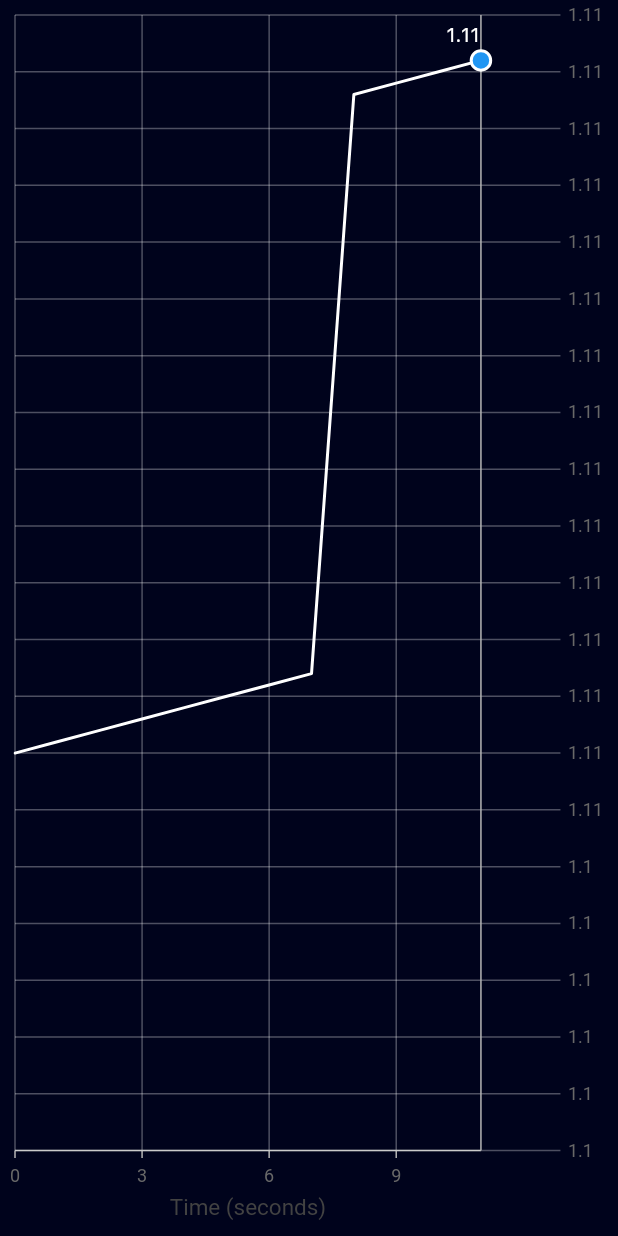
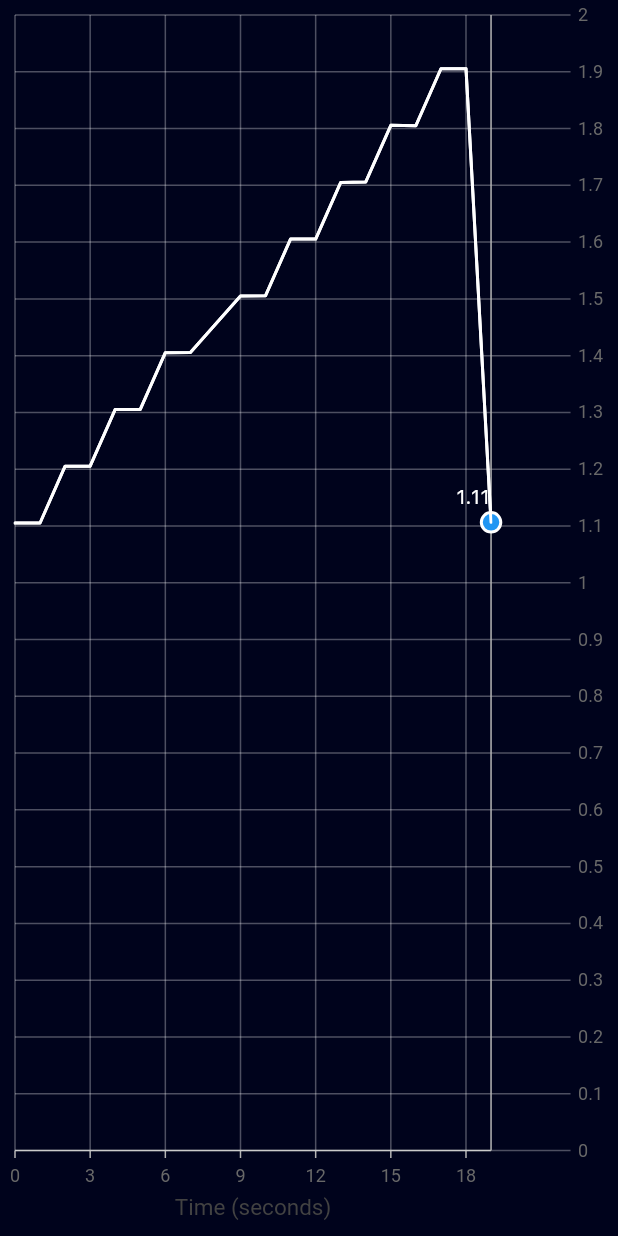
Before and after one commit to Mukhammadaliti/simulator_of_trading, a Flutter app: the Linde widget shown alone on an empty page, opened directly, on a phone screen of 412 x 824 dp. Run offline on Flutter 3.47's test engine with Material 2 defaults, Android fonts, the light colour scheme and no system bars; our stand-ins replace animated_splash_screen, fl_chart, share_plus, shared_preferences, smooth_page_indicator, syncfusion_flutter_charts; missing offline and left inert: svg_flutter; accounts and stored records are empty.

Commit message:
button_line

```diff
--- a/lib/page/trade/graph/linde.dart
+++ b/lib/page/trade/graph/linde.dart
@@ -4,15 +4,26 @@ import 'package:flutter/material.dart';
 import 'package:syncfusion_flutter_charts/charts.dart';
 
 class Linde extends StatefulWidget {
-  const Linde({Key? key}) : super(key: key);
+  Linde({
+    Key? key,
+  }) : super(key: key);
 
   @override
-  _LindeState createState() => _LindeState();
+  LindeState createState() => LindeState();
 }
 
-class _LindeState extends State<Linde> {
+class LindeState extends State<Linde> {
   late List<LiveData> chartData;
   late int lastDataIndex;
+  bool showBuyMarker = false;
+  int buyMarkerIndex = -1;
+
+  void showBuyMarkerOnChart() {
+    setState(() {
+      showBuyMarker = true;
+      buyMarkerIndex = lastDataIndex;
+    });
+  }
 
   void initState() {
     chartData = getChartData();
@@ -23,10 +34,14 @@ class _LindeState extends State<Linde> {
 
   @override
   Widget build(BuildContext context) {
-    return SafeArea(
-      child: Scaffold(
-        body: SfCartesianChart(
-          borderWidth: 0,
+    return SfCartesianChart(
+      crosshairBehavior: CrosshairBehavior(
+        activationMode: ActivationMode.singleTap,
+        enable: true,
+        lineColor: Colors.white,
+        lineType: CrosshairLineType.horizontal,
+        shouldAlwaysShow: true,
+      ),
       plotAreaBorderWidth: 0.0,
       series: <LineSeries<LiveData, int>>[
         LineSeries<LiveData, int>(
@@ -62,6 +77,35 @@ class _LindeState extends State<Linde> {
             ),
           ),
         ),
+        LineSeries<LiveData, int>(
+          dataSource: chartData,
+          color: Colors.white,
+          xValueMapper: (LiveData sales, _) => sales.time,
+          yValueMapper: (LiveData sales, _) => sales.speed,
+          dataLabelSettings: DataLabelSettings(
+            isVisible: showBuyMarker,
+            builder: (data, point, series, pointIndex, seriesIndex) {
+              if (data.pointIndex == buyMarkerIndex) {
+                return Container(
+                  padding: EdgeInsets.all(5),
+                  decoration: BoxDecoration(
+                    color: Colors.blue,
+                    borderRadius: BorderRadius.circular(5),
+                  ),
+                  child: Text(
+                    'Buy',
+                    style: TextStyle(
+                      color: Colors.white,
+                      fontSize: 12,
+                    ),
+                  ),
+                );
+              } else {
+                return SizedBox.shrink();
+              }
+            },
+          ),
+        ),
       ],
       primaryXAxis: NumericAxis(
         majorGridLines: MajorGridLines(
@@ -84,8 +128,6 @@ class _LindeState extends State<Linde> {
         majorGridLines: MajorGridLines(
           width: 1,
           color: Colors.white.withOpacity(0.3),
-            ),
-          ),
         ),
       ),
     );
@@ -113,16 +155,23 @@ class _LindeState extends State<Linde> {
     return <LiveData>[
       LiveData(0, 1.10520),
       LiveData(1, 1.10522),
-      LiveData(2, 1.10524),
-      LiveData(3, 1.10526),
-      LiveData(4, 1.10528),
-      LiveData(5, 1.10530),
-      LiveData(6, 1.10532),
-      LiveData(7, 1.10534),
-      LiveData(8, 1.10636),
-      LiveData(9, 1.10638),
-      LiveData(10, 1.10640),
-      LiveData(11, 1.10642),
+      LiveData(2, 1.20524),
+      LiveData(3, 1.20526),
+      LiveData(4, 1.30528),
+      LiveData(5, 1.30530),
+      LiveData(6, 1.40532),
+      LiveData(7, 1.40534),
+      LiveData(9, 1.50520),
+      LiveData(10, 1.50560),
+      LiveData(11, 1.60550),
+      LiveData(12, 1.60540),
+      LiveData(13, 1.70510),
+      LiveData(14, 1.70590),
+      LiveData(15, 1.80570),
+      LiveData(16, 1.80510),
+      LiveData(17, 1.90530),
+      LiveData(18, 1.90550),
+      LiveData(19, 1.10636),
     ];
   }
 }
```
Also changed, not shown: lib/page/trade/tradeng.dart (+18 -2 lines). Lines whose indentation alone changed are shown as unchanged.
